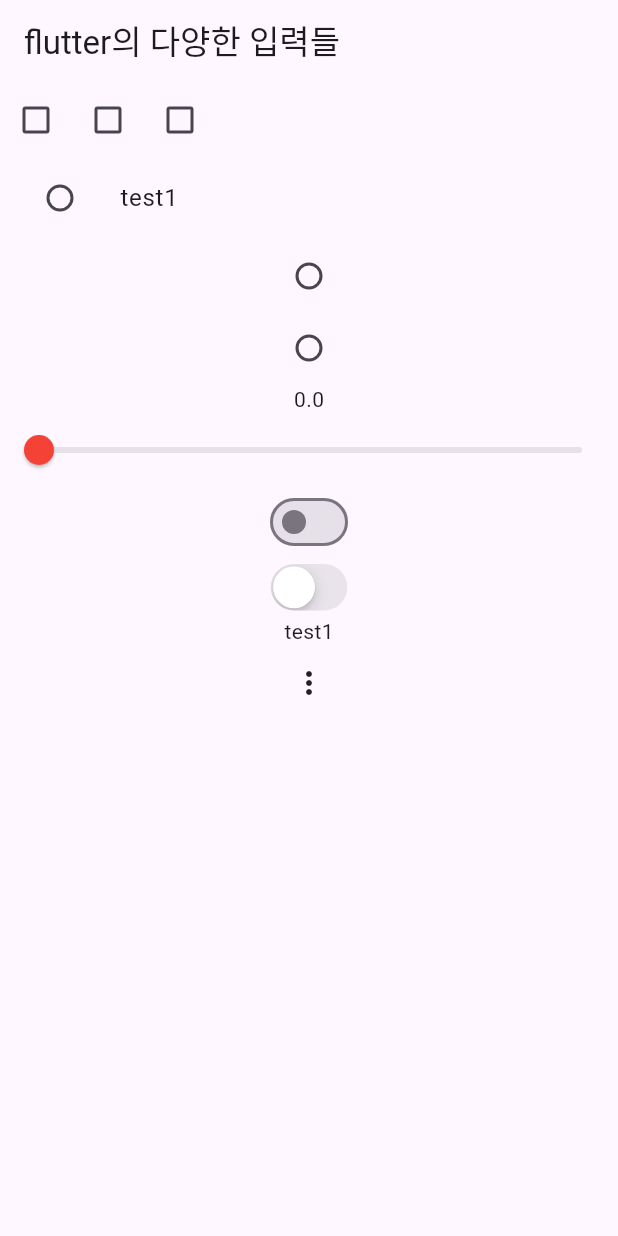
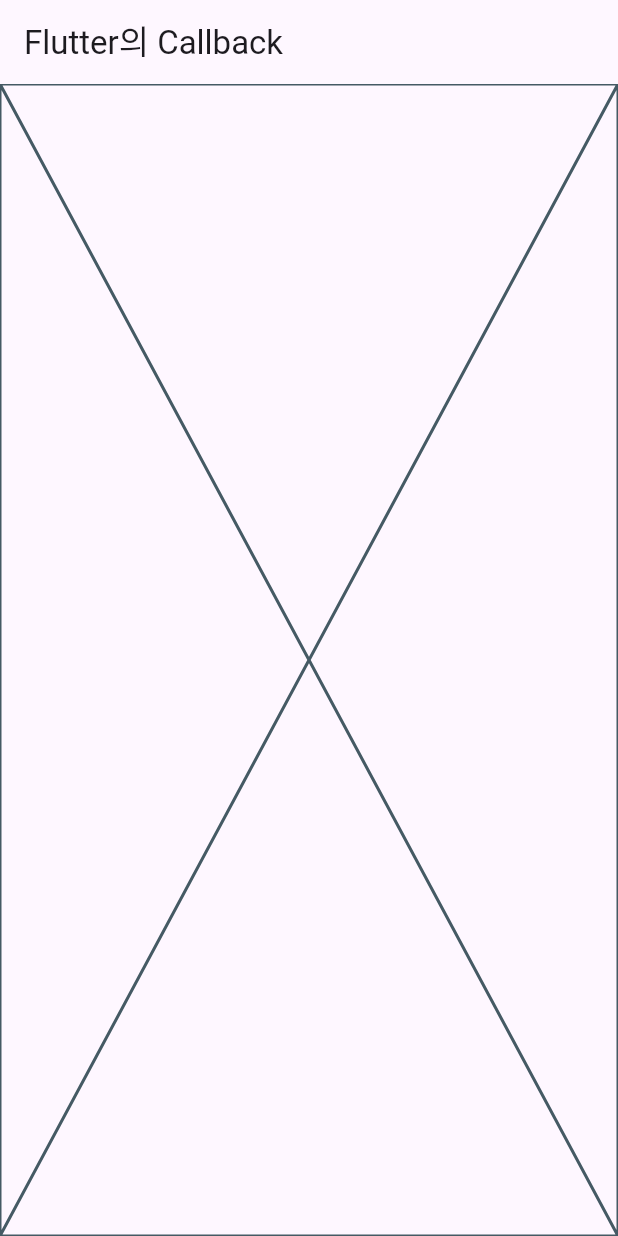
Before and after one commit to hyerimmmmm/flutterStudy, a Flutter app: the screen it shows after launch, on a phone screen of 412 x 824 dp. Run offline on Flutter 3.47's test engine with Material 3 defaults, Android fonts, the phone set to English and light mode, and no system bars.

Commit message:
[part2_04] Flutter의 Callback 실습 시작

```diff
--- a/part2_ch04/lib/main.dart
+++ b/part2_ch04/lib/main.dart
@@ -5,9 +5,9 @@ void main() {
   runApp(MaterialApp(
     home: Scaffold(
       appBar: AppBar(
-        title: const Text('flutter의 다양한 입력들'),
+        title: Text('Flutter의 Callback'),
       ),
-      body: const Body(),
+      body: Body(),
     ),
   ));
 }
@@ -17,186 +17,6 @@ class Body extends StatelessWidget {
 
   @override
   Widget build(BuildContext context) {
-    return const Column(
-      children: [
-        TestCheckBox(),
-        TestRadioButton(),
-        TestSlider(),
-        TestSwitch(),
-        TestPopupMenu()
-      ],
-    );
+    return const Placeholder();
   }
 }
-
-class TestCheckBox extends StatefulWidget {
-  const TestCheckBox({super.key});
-
-  @override
-  State<TestCheckBox> createState() => _TestCheckBoxState();
-}
-
-class _TestCheckBoxState extends State<TestCheckBox> {
-  late List<bool> values;
-
-  @override
-  void initState() {
-    super.initState();
-    values = [false, false, false];
-  }
-
-  @override
-  Widget build(BuildContext context) {
-    return Row(
-      children: [
-        Checkbox(
-            value: values[0],
-            onChanged: (value) => changeValue(0, value: value)),
-        Checkbox(
-            value: values[1],
-            onChanged: (value) => changeValue(1, value: value)),
-        Checkbox(
-            value: values[2],
-            onChanged: (value) => changeValue(2, value: value)),
-      ],
-    );
-  }
-
-  void changeValue(int index, {bool? value = false}) {
-    setState(() {
-      values[index] = value!;
-    });
-  }
-}
-
-class TestRadioButton extends StatefulWidget {
-  const TestRadioButton({super.key});
-
-  @override
-  State<TestRadioButton> createState() => _TestRadioButtonState();
-}
-
-enum TestRadioValue {
-  test1,
-  test2,
-  test3;
-}
-
-class _TestRadioButtonState extends State<TestRadioButton> {
-  TestRadioValue? selectValue;
-
-  @override
-  Widget build(BuildContext context) {
-    return Column(
-      children: [
-        ListTile(
-          leading: Radio<TestRadioValue>(
-            value: TestRadioValue.test1,
-            groupValue: selectValue,
-            onChanged: (value) => setState(() => selectValue = value!),
-          ),
-          title: Text(TestRadioValue.test1.name),
-          onTap: () => setState(() {
-            if (selectValue != TestRadioValue.test1) {
-              selectValue = TestRadioValue.test1;
-            }
-          }),
-        ),
-        Radio<TestRadioValue>(
-          value: TestRadioValue.test2,
-          groupValue: selectValue,
-          onChanged: (value) => setState(() => selectValue = value!),
-        ),
-        Radio<TestRadioValue>(
-          value: TestRadioValue.test3,
-          groupValue: selectValue,
-          onChanged: (value) => setState(() => selectValue = value!),
-        ),
-      ],
-    );
-  }
-}
-
-class TestSlider extends StatefulWidget {
-  const TestSlider({super.key});
-
-  @override
-  State<TestSlider> createState() => _TestSliderState();
-}
-
-class _TestSliderState extends State<TestSlider> {
-  double value = 0;
-
-  @override
-  Widget build(BuildContext context) {
-    return Column(
-      children: [
-        Text('$value'),
-        Slider(
-          value: value,
-          onChanged: (newValue) => setState(() => value = newValue),
-          divisions: 100,
-          max: 100,
-          min: 0,
-          label: value.round().toString(),
-          activeColor: Colors.red,
-        ),
-      ],
-    );
-  }
-}
-
-class TestSwitch extends StatefulWidget {
-  const TestSwitch({super.key});
-
-  @override
-  State<TestSwitch> createState() => _TestSwitchState();
-}
-
-class _TestSwitchState extends State<TestSwitch> {
-  bool value = false;
-
-  @override
-  Widget build(BuildContext context) {
-    return Column(children: [
-      Switch(
-          value: value,
-          onChanged: (newValue) => setState(() => value = newValue)),
-      CupertinoSwitch(
-          value: value,
-          onChanged: (newValue) => setState(() => value = newValue))
-    ]);
-  }
-}
-
-class TestPopupMenu extends StatefulWidget {
-  const TestPopupMenu({super.key});
-
-  @override
-  State<TestPopupMenu> createState() => _TestPopupMenuState();
-}
-
-enum TestValue {
-  test1,
-  test2,
-  test3;
-}
-
-class _TestPopupMenuState extends State<TestPopupMenu> {
-  TestValue selectValue = TestValue.test1;
-
-  @override
-  Widget build(BuildContext context) {
-    return Column(
-      children: [
-        Text(selectValue.name),
-        PopupMenuButton(itemBuilder: (context) {
-          return TestValue.values
-              .map((value) => PopupMenuItem(value: value, child: Text(value.name)))
-              .toList();
-        },
-        onSelected: (newValue) => setState(() => selectValue = newValue),),
-      ],
-    );
-  }
-}
```
